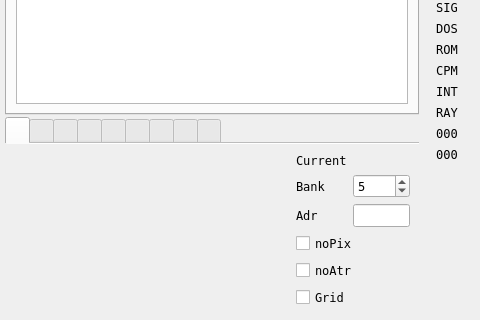
The window that ui/debuger.ui (samstyle/Xpeccy) describes before a commit, drawn with Qt 5; both pictures show x 507 to 987 and y 221 to 541 of the 987 by 659 pixel window.
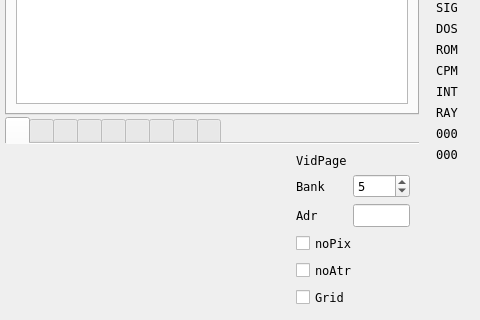
The same window after the commit. Icons and pictures are not drawn. Custom widgets are drawn as their Qt base class.

Diff of the .ui file:
```diff
--- a/ui/debuger.ui
+++ b/ui/debuger.ui
@@ -1466,7 +1466,7 @@
              <item row="0" column="0">
               <widget class="QLabel" name="label_71">
                <property name="text">
-                <string>Current</string>
+                <string>VidPage</string>
                </property>
               </widget>
              </item>
```
Left out of the diff: 2 changed lines with no effect on the pictures.
